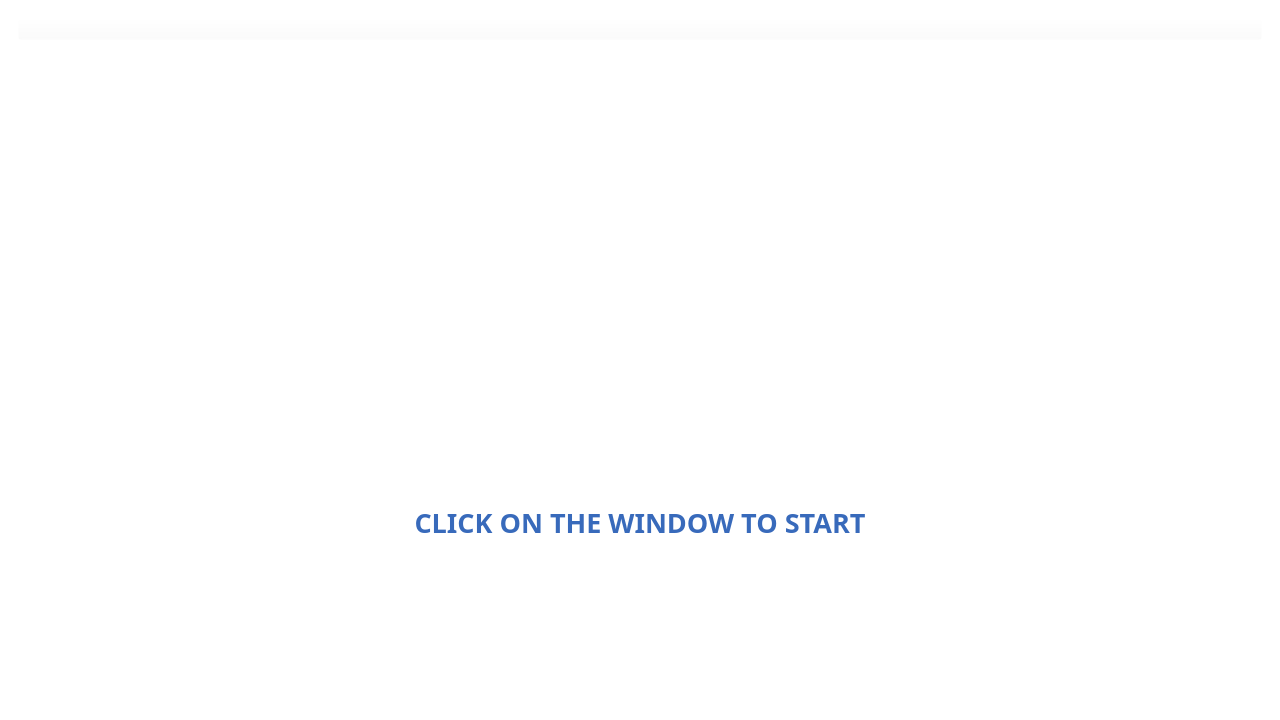
Before: the Qt Designer form code/gui/test_for_new.ui in ENSG-POO-2024/projetPokemon_HARENDARZ_BAUMGARTEN_POURNY, drawn with Qt 5.
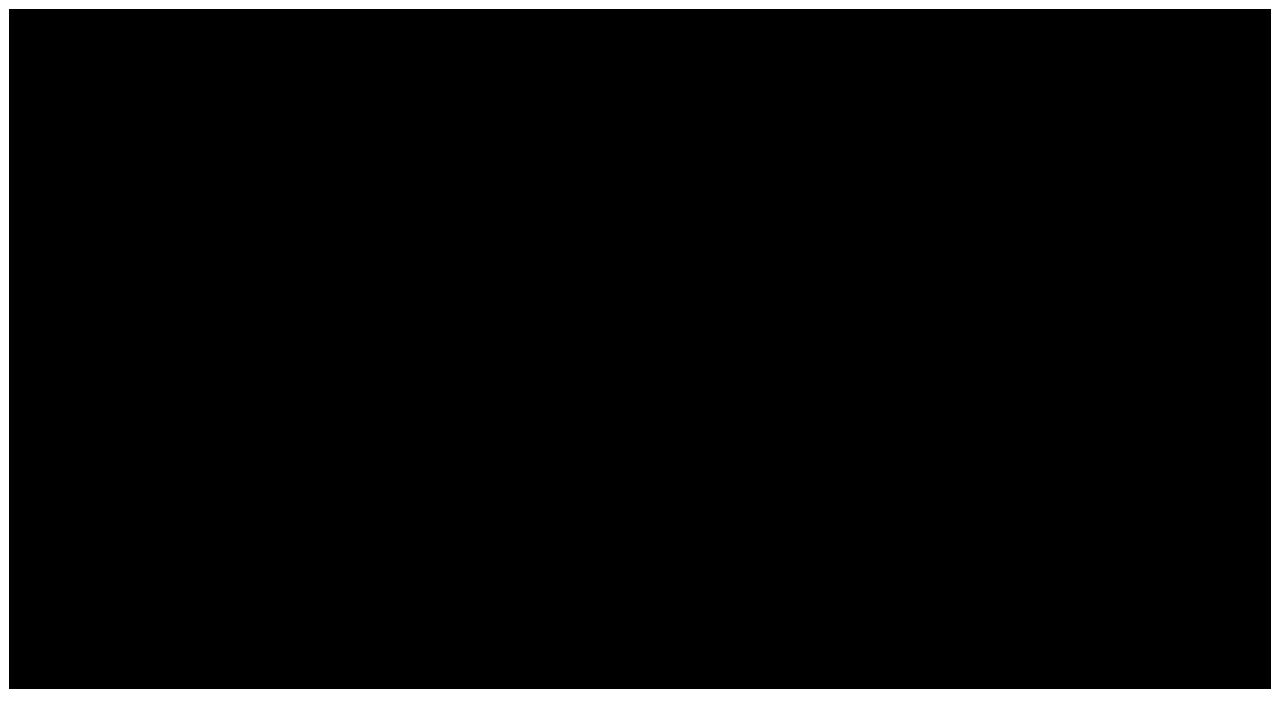
After: the same form once the commit is applied. Icons and pictures are not drawn.

```diff
--- a/code/gui/test_for_new.ui
+++ b/code/gui/test_for_new.ui
@@ -58,58 +58,8 @@
        <bool>false</bool>
       </property>
       <property name="styleSheet">
-       <string notr="true"/>
+       <string notr="true">background-color: rgb(0, 0, 0);</string>
       </property>
-      <layout class="QGridLayout" name="gridLayout_2">
-       <property name="sizeConstraint">
-        <enum>QLayout::SetDefaultConstraint</enum>
-       </property>
-       <item row="0" column="0">
-        <widget class="QPushButton" name="MainMenu_PushButton">
-         <property name="enabled">
-          <bool>false</bool>
-         </property>
-         <property name="styleSheet">
-          <string notr="true">color: rgba(255, 255, 255, 0);
-background-color: rgba(255, 255, 255, 0);</string>
-         </property>
-         <property name="text">
-          <string>PushButton</string>
-         </property>
-        </widget>
-       </item>
-       <item row="2" column="0">
-        <widget class="QLabel" name="MainMenu_ClickToStart">
-         <property name="font">
-          <font>
-           <family>MS UI Gothic</family>
-           <pointsize>20</pointsize>
-           <weight>75</weight>
-           <bold>true</bold>
-          </font>
-         </property>
-         <property name="mouseTracking">
-          <bool>true</bool>
-         </property>
-         <property name="text">
-          <string>&lt;html&gt;&lt;head/&gt;&lt;body&gt;&lt;p align=&quot;center&quot;&gt;&lt;span style=&quot; color:#386abb;font-family:Mf Wedding Bells&quot;&gt;CLICK ON THE WINDOW TO START&lt;/span&gt;&lt;/p&gt;&lt;/body&gt;&lt;/html&gt;</string>
-         </property>
-         <property name="scaledContents">
-          <bool>true</bool>
-         </property>
-        </widget>
-       </item>
-       <item row="1" column="0">
-        <widget class="QLabel" name="MainMenu_Logo">
-         <property name="text">
-          <string>&lt;html&gt;&lt;head/&gt;&lt;body&gt;&lt;p align=&quot;center&quot;&gt;&lt;img src=&quot;:/logos/main_logo.png&quot;/&gt;&lt;/p&gt;&lt;/body&gt;&lt;/html&gt;</string>
-         </property>
-         <property name="scaledContents">
-          <bool>true</bool>
-         </property>
-        </widget>
-       </item>
-      </layout>
      </widget>
     </item>
    </layout>
```
